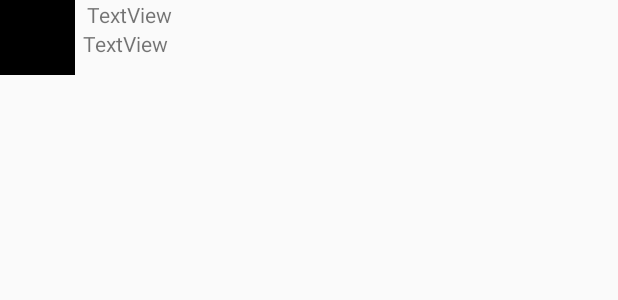
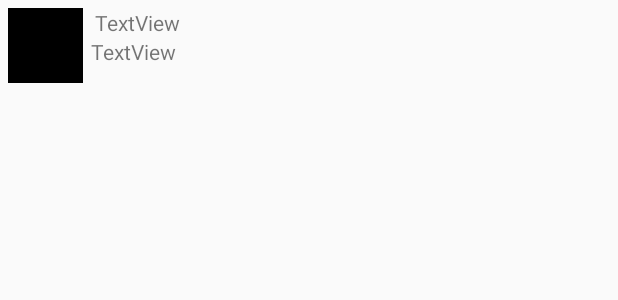
Before and after one commit to cheygaima/Twitter, an Android app: the layout item_tweet.xml on its own in the app's theme, with its tools: preview values and no code run, on a phone screen of 412 x 824 dp. Shown: the top 300 px of the screen. Run offline under Robolectric (Android 15) with nearby library versions, the phone set to English and light mode, and no system bars.

Commit message:
wrap content height with nice margins okurrrrrrrr

```diff
--- a/app/src/main/res/layout/item_tweet.xml
+++ b/app/src/main/res/layout/item_tweet.xml
@@ -1,7 +1,9 @@
 <?xml version="1.0" encoding="utf-8"?>
 <RelativeLayout xmlns:android="http://schemas.android.com/apk/res/android"
     xmlns:app="http://schemas.android.com/apk/res-auto"
-    android:layout_width="match_parent" android:layout_height="match_parent">
+    android:layout_margin="5dp"
+    android:layout_width="match_parent" android:layout_height="wrap_content">
+
 
     <ImageView
         android:id="@+id/ivProfileImage"
```
